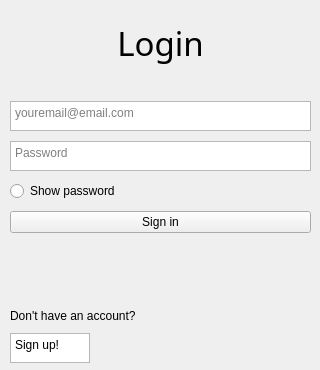
The window that form.ui (EfedeX/popcorn_hour_project) describes before a commit, drawn with Qt 5.
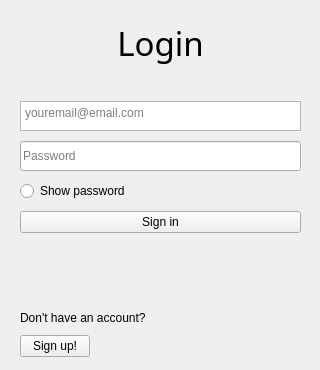
The same window after the commit.

Commit message: signup frontend

The edit to the form file:
```diff
--- a/form.ui
+++ b/form.ui
@@ -32,10 +32,10 @@
    <widget class="QWidget" name="verticalLayoutWidget">
     <property name="geometry">
      <rect>
-      <x>10</x>
+      <x>20</x>
       <y>0</y>
-      <width>301</width>
-      <height>363</height>
+      <width>281</width>
+      <height>357</height>
      </rect>
     </property>
     <layout class="QVBoxLayout" name="verticalLayout">
@@ -52,7 +52,7 @@
        </property>
        <property name="sizeHint" stdset="0">
         <size>
-         <width>10</width>
+         <width>13</width>
          <height>20</height>
         </size>
        </property>
@@ -137,25 +137,18 @@
       </widget>
      </item>
      <item>
-      <widget class="QTextEdit" name="password">
-       <property name="maximumSize">
+      <widget class="QLineEdit" name="password">
+       <property name="minimumSize">
         <size>
-         <width>16777215</width>
+         <width>0</width>
          <height>30</height>
         </size>
        </property>
-       <property name="markdown">
-        <string/>
+       <property name="text">
+        <string extracomment="Password"/>
        </property>
-       <property name="html">
-        <string>&lt;!DOCTYPE HTML PUBLIC &quot;-//W3C//DTD HTML 4.0//EN&quot; &quot;http://www.w3.org/TR/REC-html40/strict.dtd&quot;&gt;
-&lt;html&gt;&lt;head&gt;&lt;meta name=&quot;qrichtext&quot; content=&quot;1&quot; /&gt;&lt;meta charset=&quot;utf-8&quot; /&gt;&lt;style type=&quot;text/css&quot;&gt;
-p, li { white-space: pre-wrap; }
-hr { height: 1px; border-width: 0; }
-li.unchecked::marker { content: &quot;\2610&quot;; }
-li.checked::marker { content: &quot;\2612&quot;; }
-&lt;/style&gt;&lt;/head&gt;&lt;body style=&quot; font-family:'Segoe UI'; font-size:9pt; font-weight:400; font-style:normal;&quot;&gt;
-&lt;p style=&quot;-qt-paragraph-type:empty; margin-top:0px; margin-bottom:0px; margin-left:0px; margin-right:0px; -qt-block-indent:0; text-indent:0px;&quot;&gt;&lt;br /&gt;&lt;/p&gt;&lt;/body&gt;&lt;/html&gt;</string>
+       <property name="maxLength">
+        <number>30</number>
        </property>
        <property name="placeholderText">
         <string>Password</string>
@@ -203,28 +196,15 @@
       </widget>
      </item>
      <item>
-      <widget class="QTextBrowser" name="textBrowser">
-       <property name="minimumSize">
-        <size>
-         <width>0</width>
-         <height>30</height>
-        </size>
-       </property>
+      <widget class="QPushButton" name="signup">
        <property name="maximumSize">
         <size>
-         <width>80</width>
-         <height>30</height>
+         <width>70</width>
+         <height>150</height>
         </size>
        </property>
-       <property name="html">
-        <string>&lt;!DOCTYPE HTML PUBLIC &quot;-//W3C//DTD HTML 4.0//EN&quot; &quot;http://www.w3.org/TR/REC-html40/strict.dtd&quot;&gt;
-&lt;html&gt;&lt;head&gt;&lt;meta name=&quot;qrichtext&quot; content=&quot;1&quot; /&gt;&lt;meta charset=&quot;utf-8&quot; /&gt;&lt;style type=&quot;text/css&quot;&gt;
-p, li { white-space: pre-wrap; }
-hr { height: 1px; border-width: 0; }
-li.unchecked::marker { content: &quot;\2610&quot;; }
-li.checked::marker { content: &quot;\2612&quot;; }
-&lt;/style&gt;&lt;/head&gt;&lt;body style=&quot; font-family:'Segoe UI'; font-size:9pt; font-weight:400; font-style:normal;&quot;&gt;
-&lt;p style=&quot; margin-top:0px; margin-bottom:0px; margin-left:0px; margin-right:0px; -qt-block-indent:0; text-indent:0px;&quot;&gt;Sign up!&lt;/p&gt;&lt;/body&gt;&lt;/html&gt;</string>
+       <property name="text">
+        <string>Sign up!</string>
        </property>
       </widget>
      </item>
```
Left out of the diff: 2 changed lines with no effect on the pictures. The commit also changes 13 other files.
